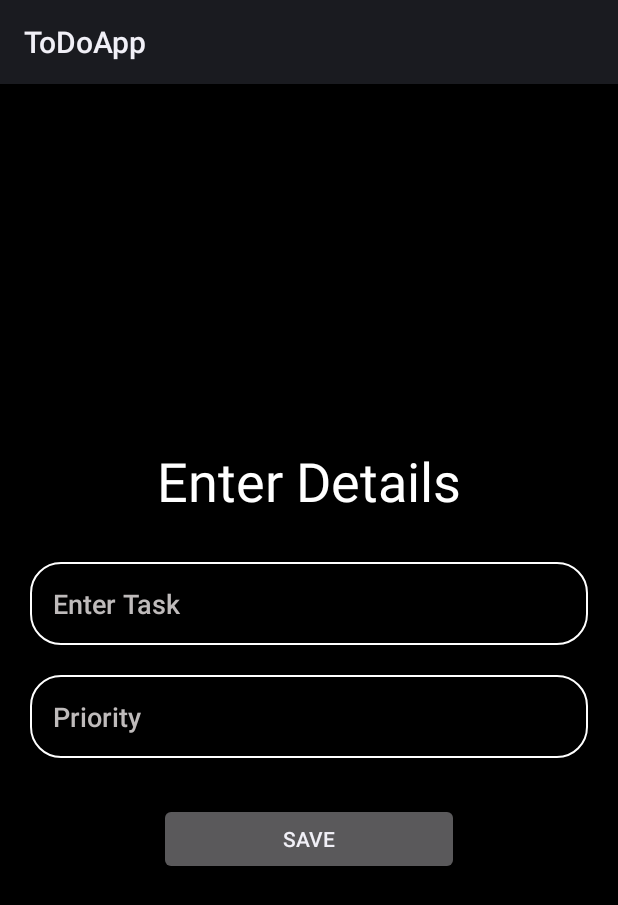
After one commit to hammadbhat126/ToDoApp, an Android app: the layout activity_create_card.xml on its own in the app's theme, with its tools: preview values and no code run, on a phone screen of 412 x 824 dp. The commit adds this screen. Shown: the top 905 px of the screen. Run offline under Robolectric (Android 15) with nearby library versions, the phone set to English and light mode, and no system bars.

Commit message:
UI ADDED

```diff
--- a/app/src/main/AndroidManifest.xml
+++ b/app/src/main/AndroidManifest.xml
@@ -9,7 +9,9 @@
         android:roundIcon="@mipmap/ic_launcher_round"
         android:supportsRtl="true"
         android:theme="@style/Theme.ToDoApp">
-        <activity android:name=".Splash_Screen"></activity>
+        <activity android:name=".update_card"></activity>
+        <activity android:name=".create_card" />
+        <activity android:name=".Splash_Screen" />
         <activity android:name=".MainActivity">
             <intent-filter>
                 <action android:name="android.intent.action.MAIN" />
--- /dev/null
+++ b/app/src/main/res/drawable/custom_edittetext.xml
@@ -0,0 +1,8 @@
+<?xml version="1.0" encoding="utf-8"?>
+<shape xmlns:android="http://schemas.android.com/apk/res/android">
+
+
+    <solid android:color="@color/black"/>
+    <stroke android:color="@color/white" android:width="1dp"/>
+    <corners android:radius="20dp"/>
+</shape>
--- /dev/null
+++ b/app/src/main/res/layout/activity_create_card.xml
@@ -0,0 +1,51 @@
+<?xml version="1.0" encoding="utf-8"?>
+<LinearLayout xmlns:android="http://schemas.android.com/apk/res/android"
+    xmlns:app="http://schemas.android.com/apk/res-auto"
+    xmlns:tools="http://schemas.android.com/tools"
+    android:background="@color/black"
+    android:layout_width="match_parent"
+    android:layout_height="match_parent"
+    android:orientation="vertical"
+    android:gravity="center"
+    android:padding="20dp"
+    tools:context=".create_card">
+    <TextView
+        android:layout_width="match_parent"
+        android:layout_height="wrap_content"
+        android:text="Enter Details"
+        android:textColor="@color/white"
+        android:textSize="36sp"
+        android:gravity="center"
+        android:fontFamily="sans-serif"/>
+    <EditText
+        android:id="@+id/create_title"
+        android:layout_width="match_parent"
+        android:layout_height="wrap_content"
+        android:hint="Enter Task"
+        android:layout_marginTop="30dp"
+        android:padding="15dp"
+        android:background="@drawable/custom_edittetext"
+        android:textColorHint="#BFBBBB"
+        android:textColor="@color/white"
+        />
+
+    <EditText
+        android:id="@+id/create_priority"
+        android:layout_width="match_parent"
+        android:layout_height="wrap_content"
+        android:layout_marginTop="20dp"
+        android:hint="Priority"
+        android:padding="15dp"
+        android:background="@drawable/custom_edittetext"
+        android:textColorHint="#BFBBBB"
+        android:textColor="@color/white"
+        />
+
+    <Button
+        android:id="@+id/save_button"
+        android:layout_width="200dp"
+        android:layout_height="wrap_content"
+        android:layout_marginTop="30dp"
+        android:text="Save"/>
+
+</LinearLayout>
--- a/build.gradle
+++ b/build.gradle
@@ -6,7 +6,7 @@ buildscript {
         mavenCentral()
     }
     dependencies {
-        classpath "com.android.tools.build:gradle:4.2.1"
+        classpath "com.android.tools.build:gradle:4.2.2"
         classpath "org.jetbrains.kotlin:kotlin-gradle-plugin:$kotlin_version"
 
         // NOTE: Do not place your application dependencies here; they belong
```
Also changed, not shown: app/build.gradle (+19 -5 lines), app/src/main/java/com/kashsoft/todoapp/create_card.kt (added, +11 -0 lines), app/src/main/java/com/kashsoft/todoapp/update_card.kt (added, +11 -0 lines), app/src/main/res/drawable/circular_button.xml (added, +9 -0 lines), app/src/main/res/layout/activity_main.xml (+50 -11 lines), app/src/main/res/layout/activity_splash_screen.xml (+23 -3 lines), app/src/main/res/layout/activity_update_card.xml (added, +70 -0 lines), app/src/main/res/layout/view.xml (added, +39 -0 lines), app/src/main/res/values/themes.xml (+23 -3 lines).
